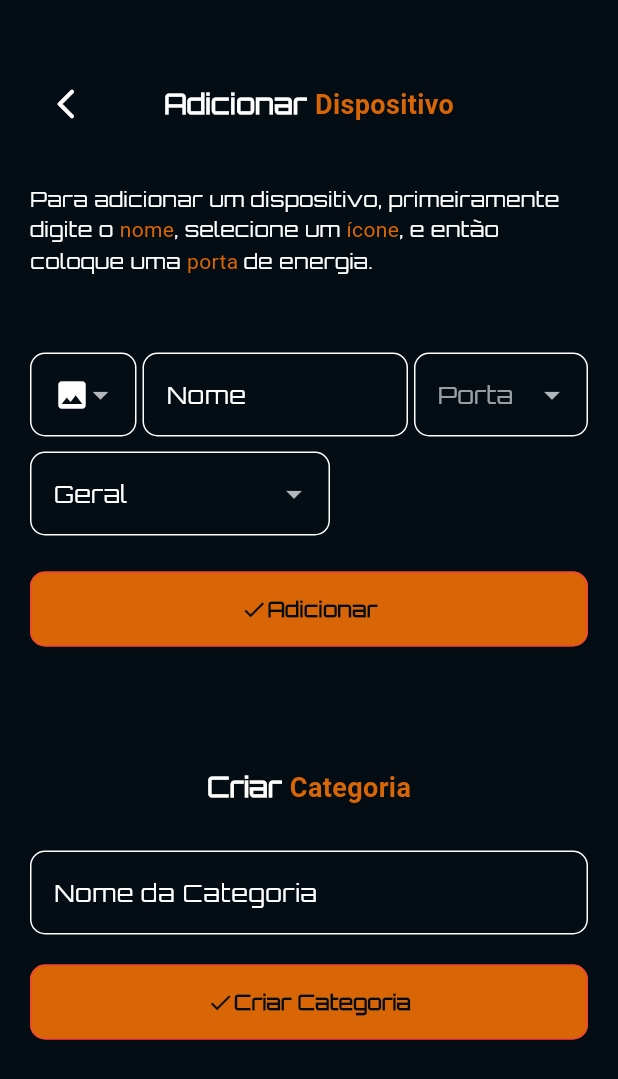
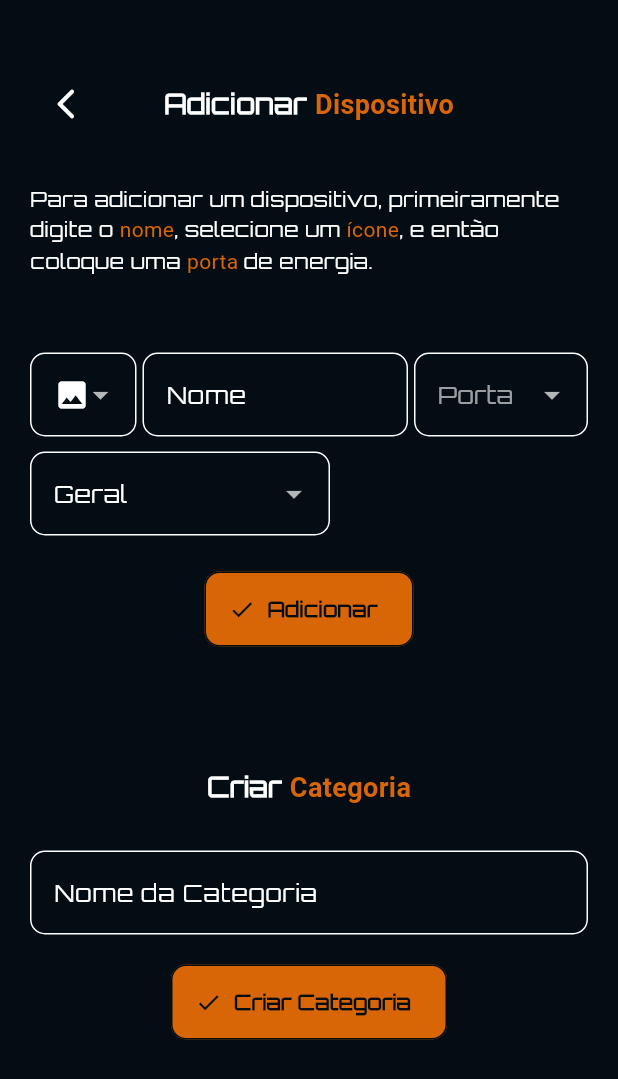
Before and after one commit to Ott-cop/elo-app, a Flutter app: the screen it shows after launch, after a tap on the "add" icon, on a phone screen of 412 x 824 dp. Shown: the top 1079 px of the screen. Run offline on Flutter 3.47's test engine with Material 3 defaults, Android fonts, the phone set to English and light mode, and no system bars; our stand-ins replace delightful_toast; project files that could hold a hidden picture were left out.

Commit message:
Adjustment: adjust of buttonDefault

```diff
--- a/lib/profile/profile.dart
+++ b/lib/profile/profile.dart
@@ -1,6 +1,5 @@
-import 'package:elo/profile/widgets/iconUser.dart';
-import 'package:elo/profile/widgets/userInformation.dart';
-import 'package:elo/profile/widgets/tabBar.dart';
+import 'package:elo/profile/widgets/icon_user.dart';
+import 'package:elo/profile/widgets/user_information.dart';
 import 'package:elo/styles/global.dart';
 import 'package:flutter/material.dart';
 
@@ -15,10 +14,10 @@ class _ProfilePageState extends State<ProfilePage>
     with SingleTickerProviderStateMixin {
   var tabs = [
     const Tab(
-      text: 'Dados',
+      text: 'Configurações',
     ),
     const Tab(
-      text: 'Faturas',
+      text: 'Dados',
     ),
     const Tab(
       text: 'Perguntas Frequentes',
@@ -57,6 +56,18 @@ class _ProfilePageState extends State<ProfilePage>
                       height: 40,
                     ),
                     SizedBox(
+                      child: UserInformation(),
+                    ),
+                  ],
+                ),
+              ),
+              SingleChildScrollView(
+                child: Column(
+                  children: [
+                    SizedBox(
+                      height: 40,
+                    ),
+                    SizedBox(
                       child: IconUser(),
                     ),
                     SizedBox(
@@ -65,10 +76,12 @@ class _ProfilePageState extends State<ProfilePage>
                     SizedBox(
                       child: UserInformation(),
                     ),
+                    SizedBox(
+                      height: 20,
+                    )
                   ],
                 ),
               ),
-              Text('tela 2', style: TextStyle(fontSize: 50)),
               Text('tela 3', style: TextStyle(fontSize: 50)),
             ]),
           ),
--- a/lib/profile/widgets/userInformation.dart
+++ b/lib/profile/widgets/user_information.dart
@@ -1,4 +1,5 @@
-import 'package:elo/profile/widgets/inputUserInformation.dart';
+import 'package:elo/profile/widgets/input_user_information.dart';
+import 'package:elo/styles/global.dart';
 import 'package:flutter/material.dart';
 
 class UserInformation extends StatefulWidget {
@@ -43,13 +44,19 @@ class _UserInformationState extends State<UserInformation> {
           information: "Endereço",
           controller: inputControllerAddress,
         ),
-        ElevatedButton(
+        SizedBox(
+          height: 20,
+        ),
+        buttonDefault(
             onPressed: () {
               debugPrint(inputControllerName.text);
               debugPrint(inputControllerLastname.text);
               debugPrint(inputControllerCPF.text);
             },
-            child: Text("Salvar"))
+            textColor: Global().primaryColor,
+            icon: Icon(Icons.save),
+            // backgroundColor: Global().primaryColor,
+            text: 'Salvar')
       ],
     );
   }
--- a/lib/styles/global.dart
+++ b/lib/styles/global.dart
@@ -78,12 +78,20 @@ ElevatedButton buttonDefault(
     {Function()? onPressed,
     Color? backgroundColor,
     Color? overlayColor,
+    Color? borderColor,
     Icon? icon,
-    String? text,
-    Color? textColor,
+    required String text,
+    Color textColor = Colors.white,
     Widget? child}) {
-  return ElevatedButton(
+  borderColor ??= textColor;
+  overlayColor ??= textColor.withOpacity(0.1);
+  return ElevatedButton.icon(
     onPressed: onPressed,
+    label: Text(
+      text,
+      style: TextStyle(color: textColor, fontWeight: FontWeight.bold),
+    ),
+    icon: icon,
     style: ButtonStyle(
         fixedSize: const WidgetStatePropertyAll(Size(double.infinity, 50)),
         elevation: const WidgetStatePropertyAll(0),
@@ -92,20 +100,11 @@ ElevatedButton buttonDefault(
         shape: WidgetStatePropertyAll<RoundedRectangleBorder>(
             RoundedRectangleBorder(
                 borderRadius: BorderRadius.circular(10),
-                side: const BorderSide(color: Colors.red)))),
-    child: Row(
-      mainAxisAlignment: MainAxisAlignment.center,
-      children: [
-        icon!,
-        Text(
-          text!,
-          style: TextStyle(color: textColor, fontWeight: FontWeight.bold),
-        ),
-      ],
-    ),
+                side: BorderSide(color: borderColor)))),
   );
 }
 
+// TextStyle(color: textColor, fontWeight: FontWeight.bold),
 InputDecoration inputDecorationStyle(
     {String? hint,
     Text? label,
```
Also changed, not shown: lib/profile/widgets/icon_user.dart (renamed from lib/profile/widgets/iconUser.dart), lib/profile/widgets/input_user_information.dart (renamed from lib/profile/widgets/inputUserInformation.dart), lib/profile/widgets/tab_bar.dart (renamed from lib/profile/widgets/tabBar.dart), pubspec.lock.
